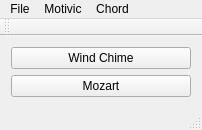
This is mainwindow.ui in fenixnix/AlgorithmicMusic as Qt 5 draws it before an edit. The edited form follows.
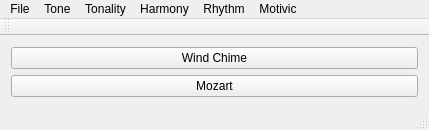
This is the edited form.

The edit to the form file:
```diff
--- a/mainwindow.ui
+++ b/mainwindow.ui
@@ -6,7 +6,7 @@
    <rect>
     <x>0</x>
     <y>0</y>
-    <width>202</width>
+    <width>429</width>
     <height>120</height>
    </rect>
   </property>
@@ -36,7 +36,7 @@
     <rect>
      <x>0</x>
      <y>0</y>
-     <width>202</width>
+     <width>429</width>
      <height>17</height>
     </rect>
    </property>
@@ -53,13 +53,36 @@
    </widget>
    <widget class="QMenu" name="menuChord">
     <property name="title">
-     <string>Chord</string>
+     <string>Harmony</string>
     </property>
     <addaction name="actionTest"/>
    </widget>
+   <widget class="QMenu" name="menuChipTune">
+    <property name="title">
+     <string>Tone</string>
+    </property>
+    <addaction name="actionChipTune"/>
+    <addaction name="actionSfx"/>
+    <addaction name="actionTone_Tester"/>
+   </widget>
+   <widget class="QMenu" name="menuMode">
+    <property name="title">
+     <string>Tonality</string>
+    </property>
+    <addaction name="actionMode"/>
+    <addaction name="actionKeyboard"/>
+   </widget>
+   <widget class="QMenu" name="menurhythm">
+    <property name="title">
+     <string>Rhythm</string>
+    </property>
+   </widget>
    <addaction name="menuFile"/>
-   <addaction name="menuMotivic"/>
+   <addaction name="menuChipTune"/>
+   <addaction name="menuMode"/>
    <addaction name="menuChord"/>
+   <addaction name="menurhythm"/>
+   <addaction name="menuMotivic"/>
   </widget>
   <widget class="QToolBar" name="mainToolBar">
    <attribute name="toolBarArea">
```
Left out of the diff: 27 changed lines with no effect on the pictures.
